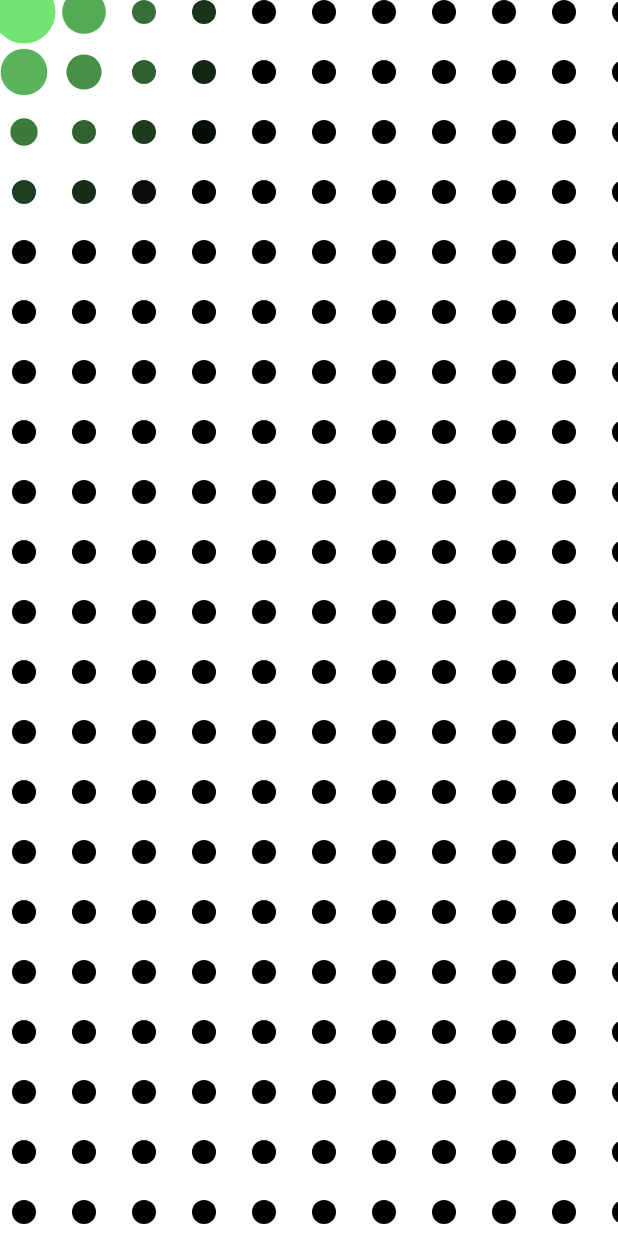
After one commit to akshay2211/compose-world, an Android app built with Jetpack Compose: the composable ScalingDots shown on its own in the app's theme, on a phone screen of 412 x 824 dp. The commit adds this screen. Run offline under Robolectric (Android 15) with nearby library versions, the phone set to English and light mode, and no system bars.

Commit message:
+ Scaling dots

```diff
--- a/app/src/main/java/compose/world/composables/card_swap/CardSwap.kt
+++ b/app/src/main/java/compose/world/composables/card_swap/CardSwap.kt
@@ -51,7 +51,7 @@ fun CardSwap() {
     Box(
         modifier = Modifier
             .fillMaxSize()
-            .padding(vertical = 40.dp),
+            .padding(vertical = 340.dp),
         contentAlignment = Alignment.TopCenter
     ) {
 
--- /dev/null
+++ b/app/src/main/java/compose/world/composables/scaling_dots/ScalingDots.kt
@@ -0,0 +1,92 @@
+package compose.world.composables.scaling_dots
+
+import androidx.compose.foundation.Canvas
+import androidx.compose.foundation.gestures.detectDragGestures
+import androidx.compose.foundation.layout.Box
+import androidx.compose.foundation.layout.fillMaxSize
+import androidx.compose.runtime.Composable
+import androidx.compose.runtime.getValue
+import androidx.compose.runtime.mutableStateOf
+import androidx.compose.runtime.remember
+import androidx.compose.runtime.setValue
+import androidx.compose.ui.Modifier
+import androidx.compose.ui.geometry.Offset
+import androidx.compose.ui.graphics.Color
+import androidx.compose.ui.input.pointer.pointerInput
+import androidx.compose.ui.tooling.preview.Preview
+import androidx.compose.ui.unit.dp
+import kotlin.math.abs
+import kotlin.math.pow
+import kotlin.math.roundToInt
+import kotlin.math.sqrt
+
+@Composable
+fun ScalingDots() {
+    Box(modifier = Modifier.fillMaxSize()) {
+
+        var lastTouchedPointX by remember { mutableStateOf<Float?>(0F) }
+        var lastTouchedPointY by remember { mutableStateOf<Float?>(0F) }
+
+        Canvas(
+            modifier = Modifier.fillMaxSize()
+                .pointerInput(Unit) {
+                    detectDragGestures(
+                        onDragStart = {
+                            lastTouchedPointX = it.x
+                            lastTouchedPointY = it.y
+                        },
+                        onDragEnd = {
+                            lastTouchedPointX = null
+                            lastTouchedPointY = null
+                        },
+                        onDrag = { _, drag->
+                            val newLastTouchedPointX = drag.x + lastTouchedPointX!!
+                            val newLastTouchedPointY = drag.y + lastTouchedPointY!!
+
+                            lastTouchedPointX = newLastTouchedPointX
+                            lastTouchedPointY = newLastTouchedPointY
+                        }
+                    )
+                }
+        ) {
+            val circleRadius = 8.dp.toPx()
+            val width = size.width
+            val height = size.height
+            val padding = 24.dp.toPx()
+
+            val horizontalCircleCount = (width / (circleRadius * 2 + padding)).roundToInt() + 1
+            val verticalCircleCount = (height / (circleRadius * 2 + padding)).roundToInt() + 1
+
+            repeat(verticalCircleCount) { vi ->
+                repeat(horizontalCircleCount) { hi ->
+                    val center = Offset(
+                        y = (circleRadius * 2 + padding) * vi + circleRadius,
+                        x = (circleRadius * 2 + padding) * hi + circleRadius * 2F
+                    )
+
+                    val distanceFromTouchX = abs(center.x - (lastTouchedPointX ?: 0F))
+                    val distanceFromTouchY = abs(center.y - (lastTouchedPointY ?: 0F))
+                    val distanceFromTouch = if (lastTouchedPointX == null || lastTouchedPointY == null) Float.MAX_VALUE
+                                            else sqrt(distanceFromTouchX.pow(2) + distanceFromTouchY.pow(2))
+
+                    val radius = circleRadius + (circleRadius * 2 - distanceFromTouch / 6 ).coerceAtLeast(0F)
+                    val greenValue = ((255F - abs(distanceFromTouch)) / 255).coerceAtLeast(0F)
+                    println("GREEN VALUE: $greenValue")
+
+                    drawCircle(
+                        color = Color(red = greenValue / 2, green = greenValue, blue = greenValue / 2),
+                        radius = radius,
+                        center = center
+                    )
+                }
+            }
+        }
+
+    }
+}
+
+@Preview (showBackground = true)
+@Composable
+private fun ScalingDotsPrev() {
+    ScalingDots()
+}
```
